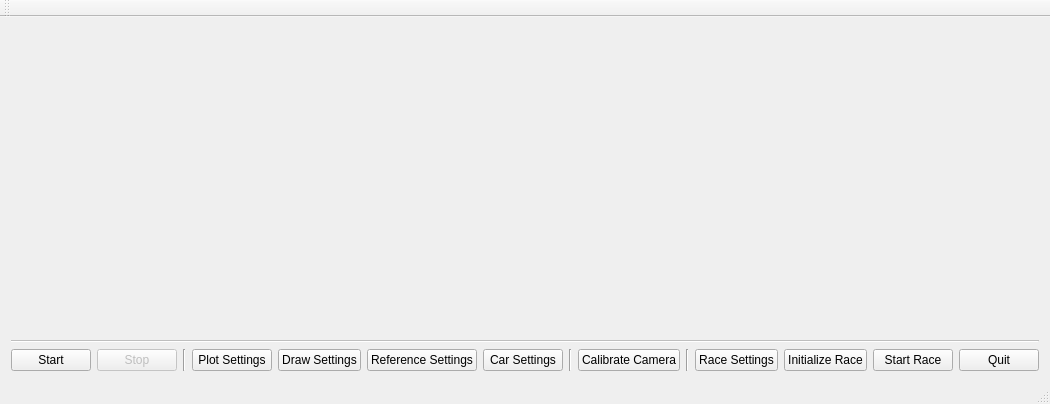
Old version of the form CARS/mainwindow.ui in the repository projectCARS/CARS2014-GIT.
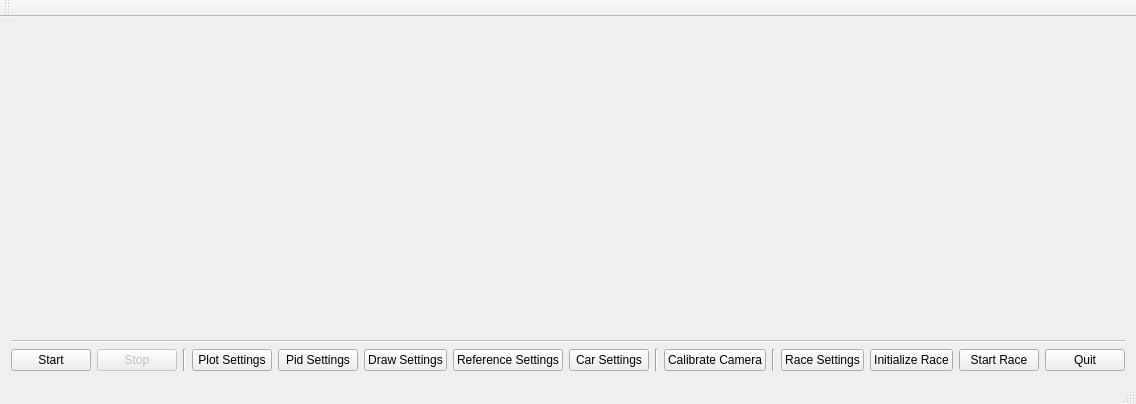
New version of the form.

```diff
--- a/CARS/mainwindow.ui
+++ b/CARS/mainwindow.ui
@@ -6,7 +6,7 @@
    <rect>
     <x>0</x>
     <y>0</y>
-    <width>1035</width>
+    <width>1073</width>
     <height>404</height>
    </rect>
   </property>
@@ -69,6 +69,13 @@
         </property>
        </widget>
       </item>
+      <item>
+       <widget class="QPushButton" name="pidSettingsButton">
+        <property name="text">
+         <string>Pid Settings</string>
+        </property>
+       </widget>
+      </item>
       <item>
        <widget class="QPushButton" name="drawSettingsButton">
         <property name="text">
```
Left out of the diff: 2 changed lines with no effect on the pictures.
